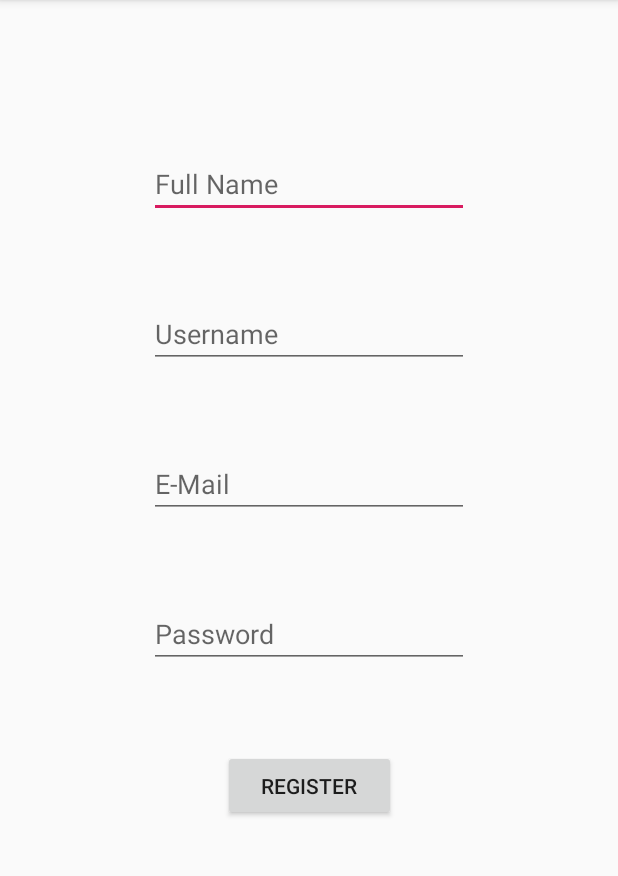
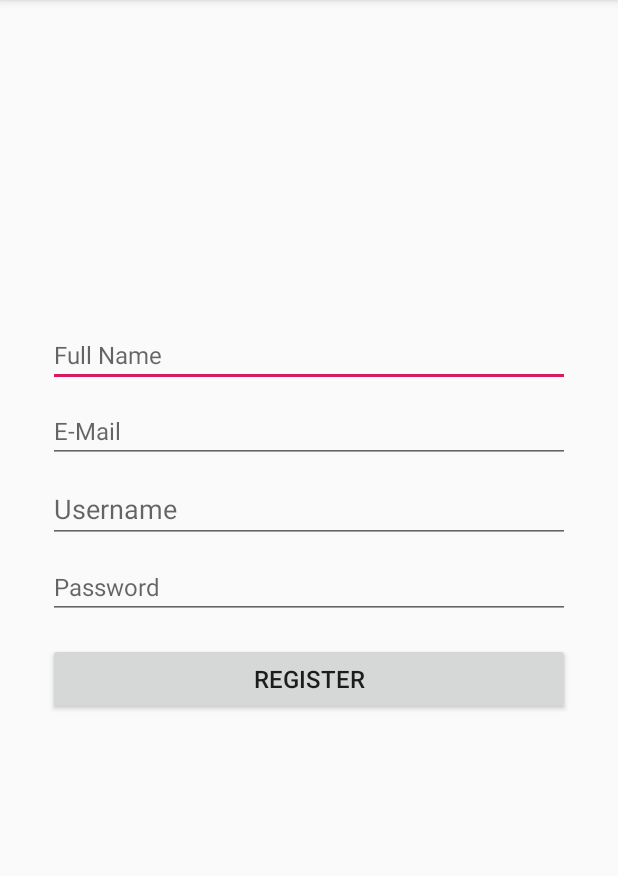
Before and after one commit to muhammadhaqyaunoora/JStore_Android, an Android app: the screen it shows after launch (RegisterActivity), after a tap on "Register Here!", on a phone screen of 412 x 824 dp, the part 84-960 px from its top. Run offline under Robolectric (Android 15) with nearby library versions, the phone set to English and light mode, and no system bars; our stand-ins replace Volley; network calls fail.

Commit message:
Modul 9 CS revisi yang benar

```diff
--- a/JStore_Android_Haqy/app/src/main/java/com/example/jstore_android_haqy/LoginActivity.java
+++ b/JStore_Android_Haqy/app/src/main/java/com/example/jstore_android_haqy/LoginActivity.java
@@ -2,6 +2,7 @@ package com.example.jstore_android_haqy;
 
 import android.content.Intent;
 import android.os.Bundle;
+import android.support.annotation.Nullable;
 import android.support.v7.app.AlertDialog;
 import android.support.v7.app.AppCompatActivity;
 import android.view.View;
@@ -17,12 +18,15 @@ import org.json.JSONException;
 import org.json.JSONObject;
 
 public class LoginActivity extends AppCompatActivity {
-    protected void onCreate (Bundle savedInstanceState) {
+    @Override
+    protected void onCreate (@Nullable Bundle savedInstanceState) {
         super.onCreate(savedInstanceState);
         setContentView(R.layout.activity_login);
-        final EditText emailInput = (EditText) findViewById(R.id.emailInput);
-        final EditText passInput = (EditText) findViewById(R.id.passInput);
-        final Button loginButton = (Button) findViewById(R.id.loginButton);
+        final EditText emailInput = findViewById(R.id.emailInput);
+        final EditText passInput = findViewById(R.id.passInput);
+        final Button loginButton = findViewById(R.id.loginButton);
+        final TextView registerClickable = findViewById(R.id.registerClickable);
+
         loginButton.setOnClickListener(new View.OnClickListener() {
             @Override
             public void onClick(View v) {
@@ -33,10 +37,11 @@ public class LoginActivity extends AppCompatActivity {
                     @Override
                     public void onResponse(String response) {
                         try {
-                            JSONObject jsonResponse = new JSONObject(response);
-                            if (jsonResponse != null) {
-                                AlertDialog.Builder builder1 = new AlertDialog.Builder(LoginActivity.this);
-                                builder1.setMessage("Login Success!").create().show();
+                            JSONObject jsonObject = new JSONObject(response);
+                            if (jsonObject != null) {
+                                Intent intent = new Intent(LoginActivity.this,MainActivity.class);
+                                finish();
+                                startActivity(intent);
                             }
                         } catch (JSONException e) {
                             AlertDialog.Builder builder1 = new AlertDialog.Builder(LoginActivity.this);
@@ -47,23 +52,14 @@ public class LoginActivity extends AppCompatActivity {
                 LoginRequest loginRequest = new LoginRequest(email, password, responseListener);
                 RequestQueue queue = Volley.newRequestQueue(LoginActivity.this);
                 queue.add(loginRequest);
-//                if (email.equals("test@test.com") && password.equals("test")){
-//                    AlertDialog.Builder builder1 = new AlertDialog.Builder(LoginActivity.this);
-//                    builder1.setMessage("Login Success!").create().show();
-//                }
-//                else {
-//                    AlertDialog.Builder builder1 = new AlertDialog.Builder(LoginActivity.this);
-//                    builder1.setMessage("Login Failed!").create().show();
-//                }
-
-                final TextView registerClickable = (TextView) findViewById(R.id.registerClickable);
-                registerClickable.setOnClickListener(new View.OnClickListener() {
-                    @Override
-                    public void onClick(View view) {
-                        Intent regisIntent = new Intent(LoginActivity.this, RegisterActivity.class);
-                        startActivity(regisIntent);
                     }
                 });
+
+        registerClickable.setOnClickListener(new View.OnClickListener() {
+            @Override
+            public void onClick(View v) {
+                Intent intent = new Intent(LoginActivity.this, RegisterActivity.class);
+                startActivity(intent);
             }
         });
     }
--- a/JStore_Android_Haqy/app/src/main/java/com/example/jstore_android_haqy/LoginRequest.java
+++ b/JStore_Android_Haqy/app/src/main/java/com/example/jstore_android_haqy/LoginRequest.java
@@ -7,7 +7,7 @@ import java.util.HashMap;
 import java.util.Map;
 
 public class LoginRequest extends StringRequest {
-    private static final String Regis_URL = "http://10.0.2.2:8080/logincust";
+    private static final String Regis_URL = "http://192.168.43.229:8080/logincust";
     private Map<String, String> params;
 
     public LoginRequest(String email, String password, Response.Listener<String> listener) {
--- a/JStore_Android_Haqy/app/src/main/java/com/example/jstore_android_haqy/MenuRequest.java
+++ b/JStore_Android_Haqy/app/src/main/java/com/example/jstore_android_haqy/MenuRequest.java
@@ -7,11 +7,9 @@ import java.util.HashMap;
 import java.util.Map;
 
 public class MenuRequest extends StringRequest {
-    private static final String Menu_URL = "http://10.0.2.2:8080/items";
-    private Map<String, String> params;
+    private static final String Menu_URL = "http://192.168.43.229:8080/items";
 
     public MenuRequest(Response.Listener<String> listener) {
         super(Method.GET, Menu_URL, listener, null);
-        params = new HashMap<>();
     }
 }
--- a/JStore_Android_Haqy/app/src/main/java/com/example/jstore_android_haqy/RegisterActivity.java
+++ b/JStore_Android_Haqy/app/src/main/java/com/example/jstore_android_haqy/RegisterActivity.java
@@ -36,10 +36,11 @@ public class RegisterActivity extends AppCompatActivity {
                     @Override
                     public void onResponse(String response) {
                         try {
-                            JSONObject jsonResponse = new JSONObject(response);
-                            if(jsonResponse !=null) {
+                            JSONObject jsonObject = new JSONObject(response);
+                            if(jsonObject !=null) {
                                 AlertDialog.Builder builder = new AlertDialog.Builder(RegisterActivity.this);
                                 builder.setMessage("Register Success!").create().show();
+                                finish();
                             }
                         } catch (JSONException e) {
                             AlertDialog.Builder builder = new AlertDialog.Builder(RegisterActivity.this);
--- a/JStore_Android_Haqy/app/src/main/java/com/example/jstore_android_haqy/RegisterRequest.java
+++ b/JStore_Android_Haqy/app/src/main/java/com/example/jstore_android_haqy/RegisterRequest.java
@@ -1,5 +1,6 @@
 package com.example.jstore_android_haqy;
 
+import com.android.volley.AuthFailureError;
 import com.android.volley.Response;
 import com.android.volley.toolbox.StringRequest;
 
@@ -7,7 +8,7 @@ import java.util.HashMap;
 import java.util.Map;
 
 public class RegisterRequest extends StringRequest {
-    private static final String Regis_URL = "http://10.0.2.2:8080/newcustomer";
+    private static final String Regis_URL = "http://192.168.43.229:8080/newcustomer";
     private Map<String, String> params;
 
     public RegisterRequest(String name, String username, String email, String password, Response.Listener<String> listener) {
@@ -20,7 +21,7 @@ public class RegisterRequest extends StringRequest {
     }
 
     @Override
-    public Map<String, String> getParams(){
+    protected Map<String, String> getParams() throws AuthFailureError {
         return params;
     }
 }
--- a/JStore_Android_Haqy/app/src/main/res/layout/activity_register.xml
+++ b/JStore_Android_Haqy/app/src/main/res/layout/activity_register.xml
@@ -8,85 +8,86 @@
 
     <EditText
         android:id="@+id/nameInput"
-        android:layout_width="wrap_content"
+        android:layout_width="0dp"
         android:layout_height="wrap_content"
-        android:layout_marginStart="95dp"
-        android:layout_marginTop="100dp"
-        android:layout_marginEnd="95dp"
-        android:layout_marginBottom="586dp"
+        android:layout_marginStart="32dp"
+        android:layout_marginEnd="32dp"
+        android:layout_marginBottom="8dp"
         android:ems="10"
+        android:inputType="textPersonName"
         android:hint="Full Name"
-        android:inputType="textPersonName"
+        android:textSize="16sp"
         app:layout_constraintBottom_toBottomOf="parent"
         app:layout_constraintEnd_toEndOf="parent"
         app:layout_constraintStart_toStartOf="parent"
         app:layout_constraintTop_toTopOf="parent"
+        app:layout_constraintVertical_bias="0.3" />
+
+    <EditText
+        android:id="@+id/emailInput"
+        android:layout_width="0dp"
+        android:layout_height="wrap_content"
+        android:layout_marginStart="32dp"
+        android:layout_marginTop="8dp"
+        android:layout_marginEnd="32dp"
+        android:ems="10"
+        android:inputType="textEmailAddress"
+        android:hint="E-Mail"
+        android:textSize="16sp"
+        app:layout_constraintBottom_toBottomOf="parent"
+        app:layout_constraintEnd_toEndOf="parent"
+        app:layout_constraintStart_toStartOf="parent"
+        app:layout_constraintTop_toBottomOf="@+id/nameInput"
         app:layout_constraintVertical_bias="0.0" />
 
     <EditText
         android:id="@+id/userInput"
-        android:layout_width="wrap_content"
+        android:layout_width="0dp"
         android:layout_height="wrap_content"
-        android:layout_marginStart="95dp"
-        android:layout_marginTop="200dp"
-        android:layout_marginEnd="95dp"
-        android:layout_marginBottom="486dp"
+        android:layout_marginStart="32dp"
+        android:layout_marginTop="8dp"
+        android:layout_marginEnd="32dp"
         android:ems="10"
         android:hint="Username"
         android:inputType="textPersonName"
         app:layout_constraintBottom_toBottomOf="parent"
         app:layout_constraintEnd_toEndOf="parent"
         app:layout_constraintStart_toStartOf="parent"
-        app:layout_constraintTop_toTopOf="parent"
-        app:layout_constraintVertical_bias="0.0" />
-
-    <EditText
-        android:id="@+id/emailInput"
-        android:layout_width="wrap_content"
-        android:layout_height="wrap_content"
-        android:layout_marginStart="95dp"
-        android:layout_marginTop="300dp"
-        android:layout_marginEnd="95dp"
-        android:layout_marginBottom="386dp"
-        android:ems="10"
-        android:hint="E-Mail"
-        android:inputType="textEmailAddress"
-        app:layout_constraintBottom_toBottomOf="parent"
-        app:layout_constraintEnd_toEndOf="parent"
-        app:layout_constraintStart_toStartOf="parent"
-        app:layout_constraintTop_toTopOf="parent"
+        app:layout_constraintTop_toBottomOf="@+id/emailInput"
         app:layout_constraintVertical_bias="0.0" />
 
     <EditText
         android:id="@+id/passInput"
-        android:layout_width="wrap_content"
+        android:layout_width="0dp"
         android:layout_height="wrap_content"
-        android:layout_marginStart="95dp"
-        android:layout_marginTop="400dp"
-        android:layout_marginEnd="95dp"
-        android:layout_marginBottom="286dp"
+        android:layout_marginStart="32dp"
+        android:layout_marginTop="8dp"
+        android:layout_marginEnd="32dp"
         android:ems="10"
         android:hint="Password"
         android:inputType="textPassword"
+        android:textSize="16sp"
         app:layout_constraintBottom_toBottomOf="parent"
         app:layout_constraintEnd_toEndOf="parent"
+        app:layout_constraintHorizontal_bias="0.0"
         app:layout_constraintStart_toStartOf="parent"
-        app:layout_constraintTop_toTopOf="parent"
+        app:layout_constraintTop_toBottomOf="@+id/userInput"
         app:layout_constraintVertical_bias="0.0" />
 
     <Button
         android:id="@+id/registerButton"
-        android:layout_width="115dp"
-        android:layout_height="47dp"
-        android:layout_marginStart="150dp"
-        android:layout_marginTop="500dp"
-        android:layout_marginEnd="150dp"
-        android:layout_marginBottom="186dp"
+        android:layout_width="0dp"
+        android:layout_height="wrap_content"
+        android:layout_marginStart="32dp"
+        android:layout_marginTop="16dp"
+        android:layout_marginEnd="32dp"
         android:text="REGISTER"
+        android:textAllCaps="false"
+        android:textSize="16sp"
         app:layout_constraintBottom_toBottomOf="parent"
         app:layout_constraintEnd_toEndOf="parent"
         app:layout_constraintStart_toStartOf="parent"
-        app:layout_constraintTop_toTopOf="parent"
+        app:layout_constraintTop_toBottomOf="@+id/passInput"
         app:layout_constraintVertical_bias="0.0" />
 
 </android.support.constraint.ConstraintLayout>
```
Also changed, not shown: JStore_Android_Haqy/app/src/main/java/com/example/jstore_android_haqy/Item.java (+8 -8 lines), JStore_Android_Haqy/app/src/main/java/com/example/jstore_android_haqy/MainActivity.java (+83 -58 lines), JStore_Android_Haqy/app/src/main/java/com/example/jstore_android_haqy/MainListAdapter.java (+17 -13 lines), JStore_Android_Haqy/app/src/main/res/layout/activity_login.xml (+56 -29 lines), JStore_Android_Haqy/app/src/main/res/layout/activity_main.xml (+33 -8 lines), JStore_Android_Haqy/app/src/main/res/layout/layout_item.xml (+7 -6 lines), JStore_Android_Haqy/app/src/main/res/layout/layout_supplier.xml (+5 -4 lines).
